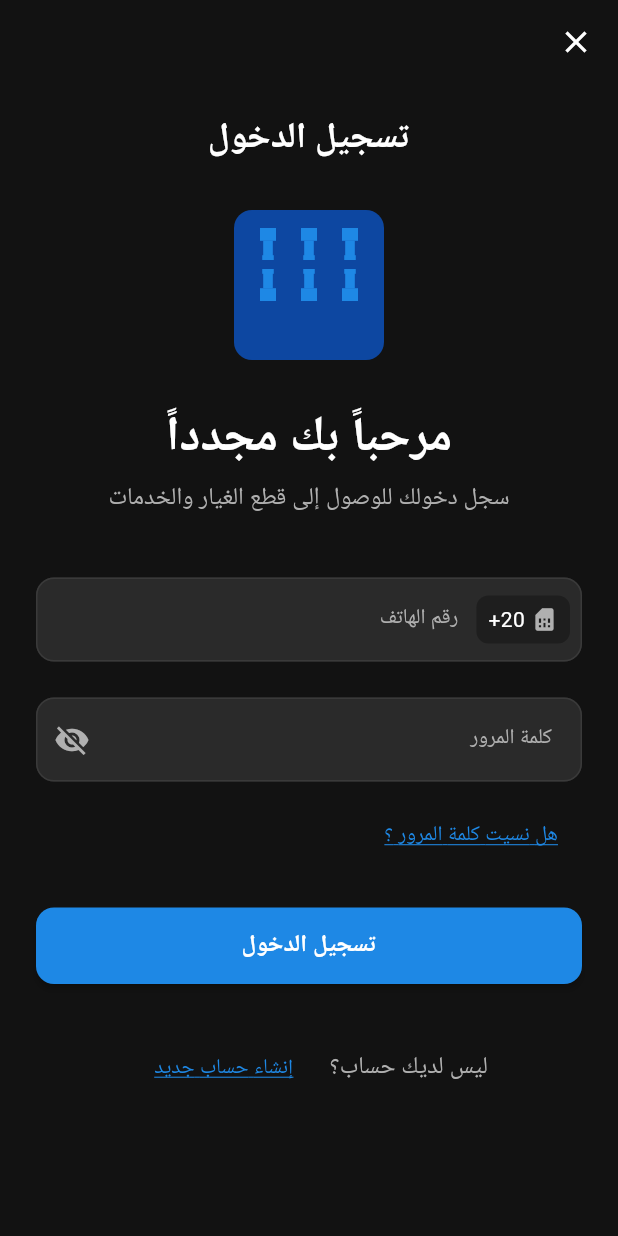
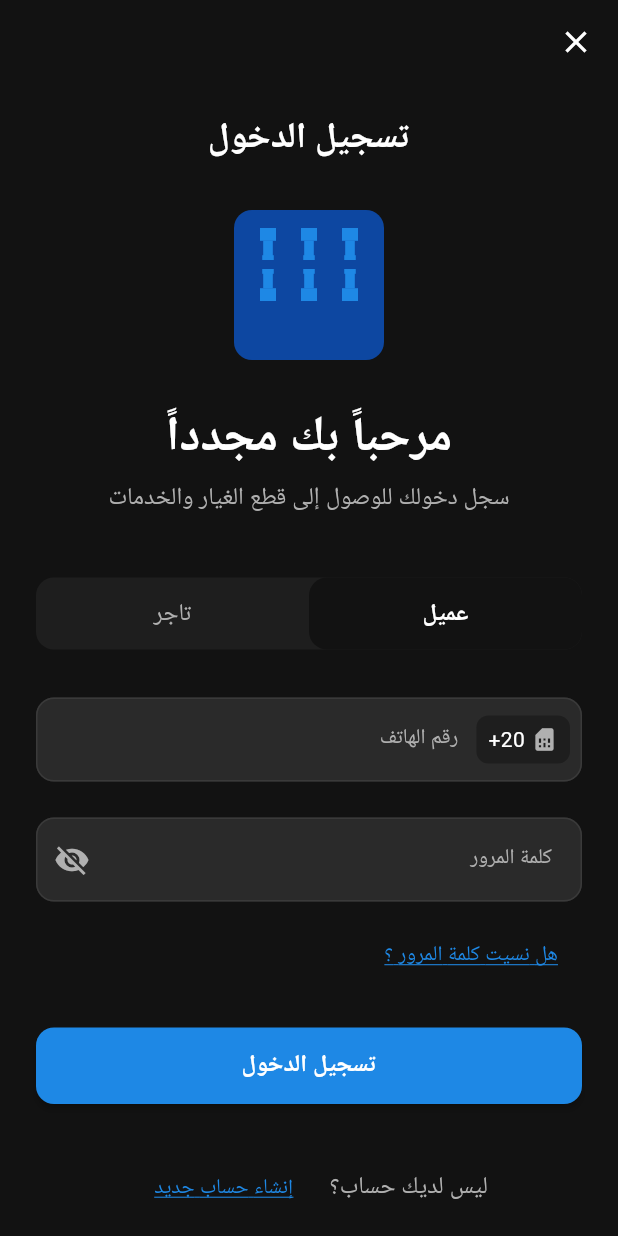
Before and after one commit to KareemTantawi8/cars_market, a Flutter app: the screen it shows after launch, on a phone screen of 412 x 824 dp. Run offline on Flutter 3.47's test engine with Material 3 defaults, Android fonts, the phone set to English and light mode, and no system bars; our stand-ins replace dio, fl_chart, flutter_bloc, pretty_dio_logger, shared_preferences.

Commit message:
enhance the login according to the user type

```diff
--- a/lib/features/auth/presentation/views/login_screen.dart
+++ b/lib/features/auth/presentation/views/login_screen.dart
@@ -8,6 +8,7 @@ import '../../../../core/services/storage_service.dart';
 import '../../../../core/controllers/user_type_controller.dart';
 import '../../../../shared/widgets/buttons/primary_button.dart';
 import '../../../../shared/widgets/common/app_logo.dart';
+import '../../../../shared/widgets/common/segment_control.dart';
 import '../../../../core/utils/extensions.dart';
 import '../views/register_screen.dart';
 
@@ -24,6 +25,7 @@ class _LoginScreenState extends State<LoginScreen> {
   final _phoneController = TextEditingController();
   final _passwordController = TextEditingController();
   bool _obscurePassword = true;
+  String _selectedUserType = AppConstants.userTypeCustomer;
 
   @override
   void dispose() {
@@ -35,16 +37,13 @@ class _LoginScreenState extends State<LoginScreen> {
   void _handleLogin() async {
     if (_formKey.currentState!.validate()) {
       // TODO: Implement login logic with Cubit
-      // Get user type from controller (or default to customer)
+      // Save user type and token (simulate)
       final controller = UserTypeController();
-      final userType = controller.currentUserType ?? AppConstants.userTypeCustomer;
+      await controller.setUserType(_selectedUserType);
 
-      // Save user type and token (simulate)
-      await controller.setUserType(userType);
-
-      // Navigate based on user type
+      // Navigate based on selected user type
       if (mounted) {
-        NavigationService.navigateAfterLogin(context, userType);
+        NavigationService.navigateAfterLogin(context, _selectedUserType);
       }
     }
   }
@@ -99,6 +98,26 @@ class _LoginScreenState extends State<LoginScreen> {
                   textAlign: TextAlign.center,
                 ),
                 const SizedBox(height: 40),
+                // User Type Selection
+                SegmentControl<String>(
+                  segments: const [
+                    SegmentItem(
+                      value: AppConstants.userTypeCustomer,
+                      label: 'عميل',
+                    ),
+                    SegmentItem(
+                      value: AppConstants.userTypeVendor,
+                      label: 'تاجر',
+                    ),
+                  ],
+                  selectedValue: _selectedUserType,
+                  onChanged: (value) {
+                    setState(() {
+                      _selectedUserType = value;
+                    });
+                  },
+                ),
+                const SizedBox(height: 32),
                 // Phone Number Field
                 Row(
                   crossAxisAlignment: CrossAxisAlignment.start,
--- a/lib/features/auth/presentation/views/register_screen.dart
+++ b/lib/features/auth/presentation/views/register_screen.dart
@@ -176,8 +176,8 @@ class _RegisterScreenState extends State<RegisterScreen> {
                   decoration: InputDecoration(
                     hintText: '01X XXXX XXXX',
                     hintStyle: AppTextStyles.inputHint,
-                    suffixIcon: const Padding(
-                      padding: EdgeInsets.all(12.0),
+                    suffixIcon: Padding(
+                      padding: const EdgeInsets.all(12.0),
                       child: Icon(
                         Icons.phone,
                         color: AppColors.textSecondary,
--- a/lib/features/chat/presentation/views/chat_list_screen.dart
+++ b/lib/features/chat/presentation/views/chat_list_screen.dart
@@ -3,10 +3,8 @@ import '../../../../core/theme/app_colors.dart';
 import '../../../../core/theme/app_text_styles.dart';
 import '../../../../core/routes/app_routes.dart';
 import '../../../../core/utils/constants.dart';
-import '../../../../core/services/navigation_service.dart';
 import '../../../../core/services/storage_service.dart';
 import '../../../../shared/widgets/common/chat_item.dart';
-import '../../../../shared/widgets/common/bottom_nav_bar.dart';
 
 /// Chat List Screen
 class ChatListScreen extends StatefulWidget {
@@ -212,7 +210,7 @@ class _ChatListScreenState extends State<ChatListScreen> {
 
   Widget _buildBottomNavBar() {
     return Container(
-      decoration: const BoxDecoration(
+      decoration: BoxDecoration(
         color: AppColors.surfaceColor,
         boxShadow: [
           BoxShadow(
--- a/lib/shared/widgets/common/bottom_nav_bar.dart
+++ b/lib/shared/widgets/common/bottom_nav_bar.dart
@@ -31,7 +31,7 @@ class CustomBottomNavBar extends StatelessWidget {
   @override
   Widget build(BuildContext context) {
     return Container(
-      decoration: const BoxDecoration(
+      decoration: BoxDecoration(
         color: AppColors.surfaceColor,
         boxShadow: [
           BoxShadow(
```
Also changed, not shown: lib/core/theme/app_theme.dart (+0 -9 lines), lib/features/auth/presentation/views/splash_screen.dart (+5 -5 lines), lib/core/theme/app_colors.dart (line endings or trailing spaces), lib/core/theme/app_text_styles.dart (line endings or trailing spaces).
